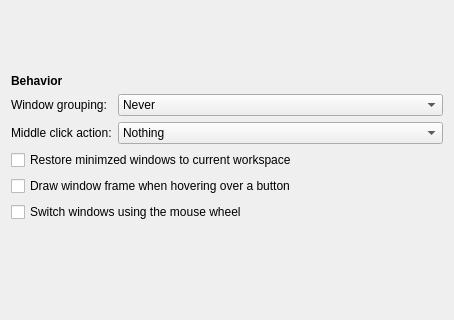
Qt form tweak/window_buttons.ui (MX-Linux/mx-tweak) before a commit; both pictures show x 0 to 454 and y 156 to 476 of the 454 by 608 pixel window.
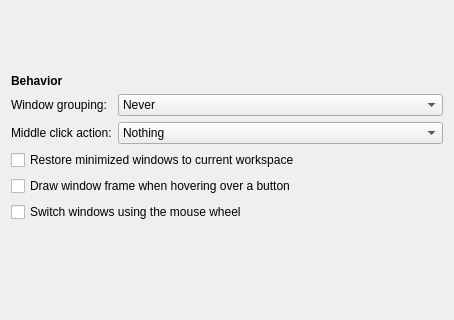
The same form after that commit. Icons and pictures are not drawn.

```diff
--- a/tweak/window_buttons.ui
+++ b/tweak/window_buttons.ui
@@ -142,7 +142,7 @@
        <item row="9" column="0" colspan="2">
         <widget class="QCheckBox" name="checkBoxrestoreminwindows">
          <property name="text">
-          <string>Restore minimzed windows to current workspace</string>
+          <string>Restore minimized windows to current workspace</string>
          </property>
         </widget>
        </item>
```
Left out of the diff: 3 changed lines with no effect on the pictures.
